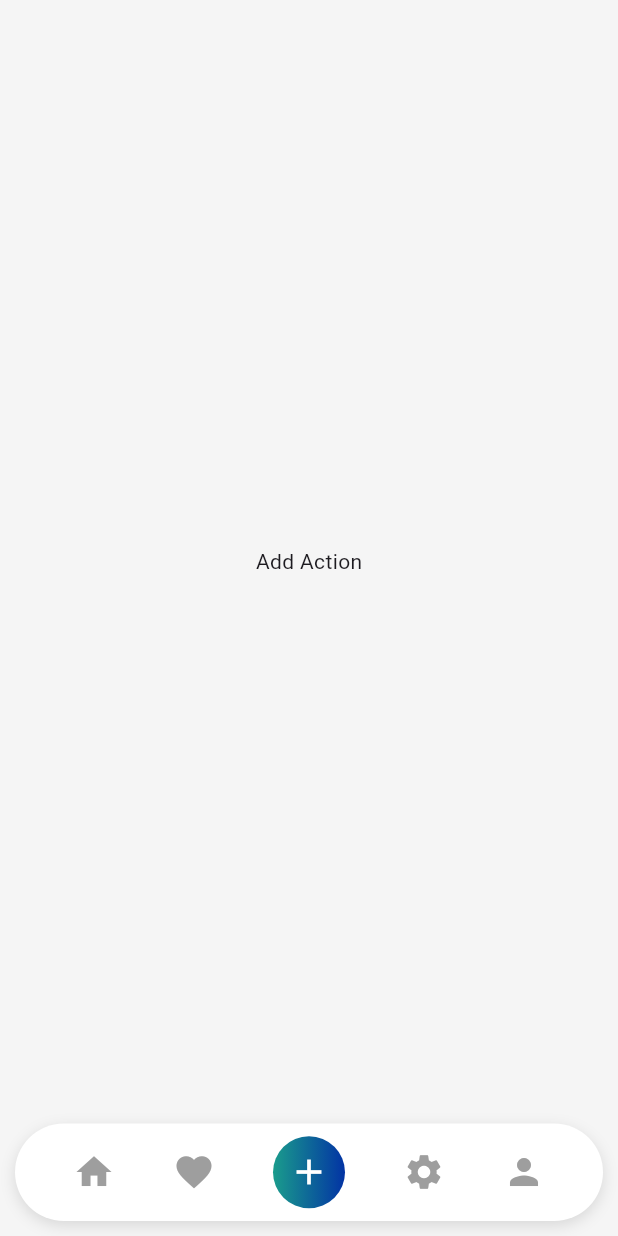
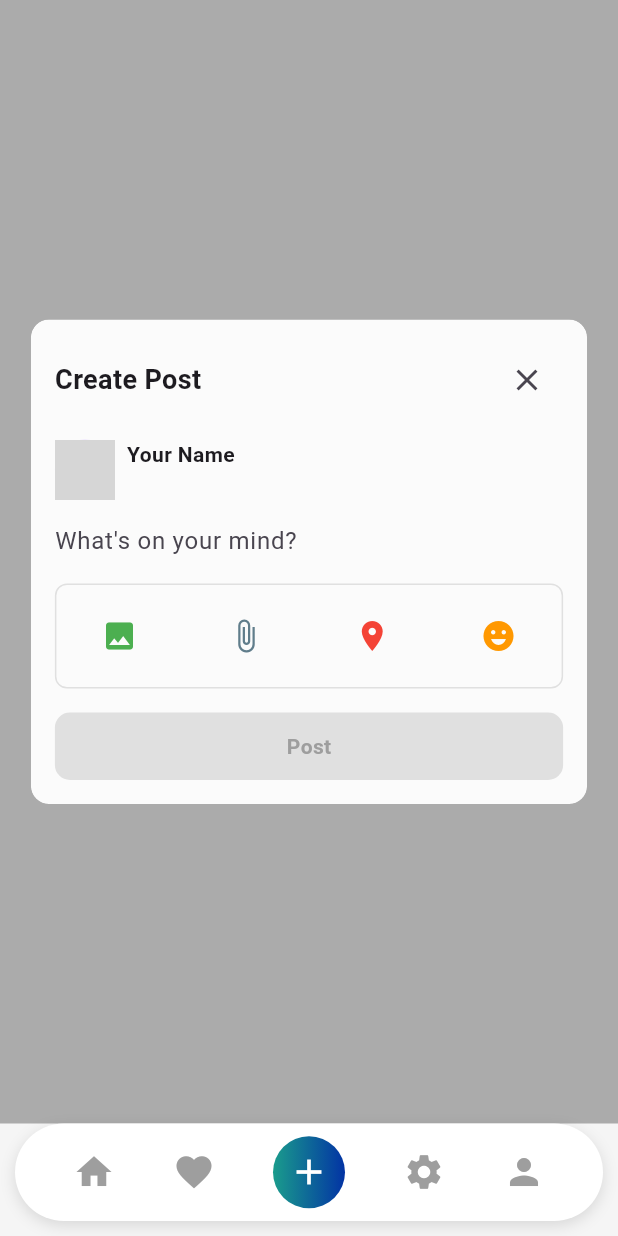
Before and after one commit to AbrarHaider110/Lokate, a Flutter app: the BottomBarNavigation screen opened directly, item 3 of the bottom bar chosen, on a phone screen of 412 x 824 dp. Run offline on Flutter 3.47's test engine with Material 3 defaults, Android fonts, the phone set to English and light mode, and no system bars; our stand-ins replace file_picker, geocoding, geolocator, image_picker, video_player; network calls fail; grey boxes are pictures that could not be loaded.

Commit message:
Create Post Screen Completed

```diff
--- a/lib/Screens/Bottom_bar_navigation.dart
+++ b/lib/Screens/Bottom_bar_navigation.dart
@@ -1,4 +1,5 @@
 import 'package:flutter/material.dart';
+import 'package:my_app/Screens/create_post_screen.dart';
 import 'package:my_app/Screens/profile.dart';
 
 class BottomBarNavigation extends StatefulWidget {
@@ -12,7 +13,7 @@ class _BottomBarNavigationState extends State<BottomBarNavigation> {
   final List<Widget> _screens = [
     Center(child: Text('Home Screen')),
     Center(child: Text('Favorites Screen')),
-    Center(child: Text('Add Action')),
+    CreatePostScreen(),
     Center(child: Text('Settings Screen')),
     ProfileScreen(),
   ];
--- /dev/null
+++ b/lib/Screens/create_Post_Screen.dart
@@ -0,0 +1,474 @@
+import 'dart:io';
+import 'dart:ui';
+import 'package:file_picker/file_picker.dart';
+import 'package:flutter/material.dart';
+import 'package:geolocator/geolocator.dart';
+import 'package:geocoding/geocoding.dart';
+import 'package:image_picker/image_picker.dart';
+import 'package:my_app/Screens/Bottom_bar_navigation.dart';
+import 'package:video_player/video_player.dart';
+
+class CreatePostScreen extends StatefulWidget {
+  const CreatePostScreen({super.key});
+
+  @override
+  State<CreatePostScreen> createState() => _CreatePostScreenState();
+}
+
+class _CreatePostScreenState extends State<CreatePostScreen> {
+  final TextEditingController _controller = TextEditingController();
+  bool isButtonEnabled = false;
+  String? currentLocation;
+  File? selectedImage;
+  File? selectedVideo;
+  File? selectedFile;
+  VideoPlayerController? _videoController;
+
+  @override
+  void initState() {
+    super.initState();
+    _controller.addListener(() {
+      setState(() {
+        isButtonEnabled = _controller.text.trim().isNotEmpty;
+      });
+    });
+  }
+
+  @override
+  void dispose() {
+    _controller.dispose();
+    _videoController?.dispose();
+    super.dispose();
+  }
+
+  Future<void> _getCurrentLocation() async {
+    bool serviceEnabled = await Geolocator.isLocationServiceEnabled();
+    if (!serviceEnabled) return;
+
+    LocationPermission permission = await Geolocator.checkPermission();
+    if (permission == LocationPermission.denied) {
+      permission = await Geolocator.requestPermission();
+      if (permission == LocationPermission.deniedForever) return;
+    }
+
+    Position position = await Geolocator.getCurrentPosition();
+
+    try {
+      List<Placemark> placemarks = await placemarkFromCoordinates(
+        position.latitude,
+        position.longitude,
+      );
+
+      if (placemarks.isNotEmpty) {
+        Placemark place = placemarks[0];
+        setState(() {
+          currentLocation = "${place.locality}, ${place.country}";
+        });
+      }
+    } catch (e) {
+      setState(() {
+        currentLocation = "Unknown";
+      });
+    }
+  }
+
+  void _openMediaOptions() {
+    showModalBottomSheet(
+      context: context,
+      builder:
+          (_) => Column(
+            mainAxisSize: MainAxisSize.min,
+            children: [
+              ListTile(
+                leading: const Icon(Icons.camera_alt),
+                title: const Text("Capture Photo"),
+                onTap: () async {
+                  final pickedFile = await ImagePicker().pickImage(
+                    source: ImageSource.camera,
+                  );
+                  if (pickedFile != null) {
+                    setState(() {
+                      selectedImage = File(pickedFile.path);
+                      selectedVideo = null;
+                      _videoController?.dispose();
+                      _videoController = null;
+                    });
+                  }
+                  Navigator.pop(context);
+                },
+              ),
+              ListTile(
+                leading: const Icon(Icons.videocam),
+                title: const Text("Record Video"),
+                onTap: () async {
+                  final pickedVideo = await ImagePicker().pickVideo(
+                    source: ImageSource.camera,
+                  );
+                  if (pickedVideo != null) {
+                    File videoFile = File(pickedVideo.path);
+                    _videoController?.dispose();
+                    _videoController = VideoPlayerController.file(videoFile)
+                      ..initialize().then((_) {
+                        setState(() {
+                          selectedVideo = videoFile;
+                          selectedImage = null;
+                        });
+                      });
+                  }
+                  Navigator.pop(context);
+                },
+              ),
+              ListTile(
+                leading: const Icon(Icons.photo_library),
+                title: const Text("Pick from Gallery"),
+                onTap: () async {
+                  final pickedFile = await ImagePicker().pickMedia();
+
+                  if (pickedFile != null) {
+                    String path = pickedFile.path;
+                    File picked = File(path);
+
+                    if (path.endsWith('.mp4') ||
+                        path.endsWith('.mov') ||
+                        path.endsWith('.avi')) {
+                      _videoController?.dispose();
+                      _videoController = VideoPlayerController.file(picked)
+                        ..initialize().then((_) {
+                          setState(() {
+                            selectedVideo = picked;
+                            selectedImage = null;
+                          });
+                        });
+                    } else {
+                      setState(() {
+                        selectedImage = picked;
+                        selectedVideo = null;
+                        _videoController?.dispose();
+                        _videoController = null;
+                      });
+                    }
+                  }
+
+                  Navigator.pop(context);
+                },
+              ),
+            ],
+          ),
+    );
+  }
+
+  void _uploadFile() async {
+    FilePickerResult? result = await FilePicker.platform.pickFiles(
+      type: FileType.custom,
+      allowedExtensions: ['pdf', 'ppt', 'doc', 'zip'],
+    );
+
+    if (result != null && result.files.single.path != null) {
+      setState(() {
+        selectedFile = File(result.files.single.path!);
+      });
+    }
+  }
+
+  void _openEmojiPicker() {
+    showDialog(
+      context: context,
+      builder:
+          (_) => AlertDialog(
+            content: Wrap(
+              spacing: 10,
+              runSpacing: 10,
+              children:
+                  [
+                    "😊",
+                    "😂",
+                    "😍",
+                    "😎",
+                    "😭",
+                    "🤔",
+                    "🙌",
+                    "🔥",
+                    "💯",
+                    "😡",
+                    "😴",
+                    "🎉",
+                    "😅",
+                    "😉",
+                    "😇",
+                    "🤩",
+                    "😜",
+                    "😒",
+                    "🤐",
+                    "🥳",
+                    "👀",
+                    "😤",
+                  ].map((emoji) {
+                    return GestureDetector(
+                      onTap: () {
+                        _controller.text += emoji;
+                        Navigator.pop(context);
+                      },
+                      child: Text(emoji, style: const TextStyle(fontSize: 26)),
+                    );
+                  }).toList(),
+            ),
+          ),
+    );
+  }
+
+  void _handlePost() {
+    if (isButtonEnabled) {
+      ScaffoldMessenger.of(
+        context,
+      ).showSnackBar(const SnackBar(content: Text("Post submitted")));
+      Navigator.pushReplacement(
+        context,
+        MaterialPageRoute(builder: (_) => BottomBarNavigation()),
+      );
+    }
+  }
+
+  @override
+  Widget build(BuildContext context) {
+    return Scaffold(
+      backgroundColor: Colors.black.withOpacity(0.3),
+      body: Center(
+        child: LayoutBuilder(
+          builder: (context, constraints) {
+            final isPortrait =
+                MediaQuery.of(context).orientation == Orientation.portrait;
+            return ClipRRect(
+              borderRadius: BorderRadius.circular(12),
+              child: BackdropFilter(
+                filter: ImageFilter.blur(sigmaX: 10, sigmaY: 10),
+                child: Container(
+                  width: isPortrait ? constraints.maxWidth * 0.9 : 600,
+                  padding: const EdgeInsets.all(16),
+                  decoration: BoxDecoration(
+                    color: Colors.white.withOpacity(0.95),
+                    borderRadius: BorderRadius.circular(12),
+                  ),
+                  child: SingleChildScrollView(
+                    child: Column(
+                      mainAxisSize: MainAxisSize.min,
+                      children: [
+                        Row(
+                          mainAxisAlignment: MainAxisAlignment.spaceBetween,
+                          children: [
+                            const Text(
+                              "Create Post",
+                              style: TextStyle(
+                                fontSize: 18,
+                                fontWeight: FontWeight.bold,
+                              ),
+                            ),
+                            IconButton(
+                              icon: const Icon(Icons.close),
+                              onPressed: () {
+                                Navigator.pushReplacement(
+                                  context,
+                                  MaterialPageRoute(
+                                    builder: (_) => BottomBarNavigation(),
+                                  ),
+                                );
+                              },
+                            ),
+                          ],
+                        ),
+                        const SizedBox(height: 16),
+                        Row(
+                          crossAxisAlignment: CrossAxisAlignment.start,
+                          children: [
+                            const CircleAvatar(
+                              backgroundImage: NetworkImage(
+                                "https://i.pravatar.cc/100?img=12",
+                              ),
+                            ),
+                            const SizedBox(width: 8),
+                            Column(
+                              crossAxisAlignment: CrossAxisAlignment.start,
+                              children: [
+                                const Text(
+                                  "Your Name",
+                                  style: TextStyle(fontWeight: FontWeight.bold),
+                                ),
+                                if (currentLocation != null)
+                                  GestureDetector(
+                                    onTap: _getCurrentLocation,
+                                    child: Container(
+                                      margin: const EdgeInsets.only(top: 4),
+                                      padding: const EdgeInsets.symmetric(
+                                        horizontal: 8,
+                                        vertical: 4,
+                                      ),
+                                      decoration: BoxDecoration(
+                                        color: Colors.grey.shade200,
+                                        borderRadius: BorderRadius.circular(20),
+                                      ),
+                                      child: Row(
+                                        mainAxisSize: MainAxisSize.min,
+                                        children: [
+                                          const Icon(
+                                            Icons.location_on,
+                                            size: 14,
+                                            color: Colors.red,
+                                          ),
+                                          const SizedBox(width: 4),
+                                          Text(
+                                            currentLocation!,
+                                            style: const TextStyle(
+                                              fontSize: 12,
+                                            ),
+                                          ),
+                                        ],
+                                      ),
+                                    ),
+                                  ),
+                              ],
+                            ),
+                          ],
+                        ),
+                        const SizedBox(height: 16),
+                        TextField(
+                          controller: _controller,
+                          maxLines: null,
+                          decoration: const InputDecoration.collapsed(
+                            hintText: "What's on your mind?",
+                          ),
+                        ),
+                        if (selectedImage != null) ...[
+                          const SizedBox(height: 16),
+                          ClipRRect(
+                            borderRadius: BorderRadius.circular(8),
+                            child: Image.file(selectedImage!),
+                          ),
+                        ],
+                        if (selectedVideo != null &&
+                            _videoController != null &&
+                            _videoController!.value.isInitialized) ...[
+                          const SizedBox(height: 16),
+                          AspectRatio(
+                            aspectRatio: _videoController!.value.aspectRatio,
+                            child: Stack(
+                              alignment: Alignment.center,
+                              children: [
+                                VideoPlayer(_videoController!),
+                                IconButton(
+                                  icon: Icon(
+                                    _videoController!.value.isPlaying
+                                        ? Icons.pause
+                                        : Icons.play_arrow,
+                                    color: Colors.white,
+                                    size: 40,
+                                  ),
+                                  onPressed: () {
+                                    setState(() {
+                                      _videoController!.value.isPlaying
+                                          ? _videoController!.pause()
+                                          : _videoController!.play();
+                                    });
+                                  },
+                                ),
+                              ],
+                            ),
+                          ),
+                          const SizedBox(height: 8),
+                          Text(
+                            "Video: ${selectedVideo!.path.split('/').last}",
+                            style: const TextStyle(fontSize: 14),
+                          ),
+                        ],
+                        if (selectedFile != null) ...[
+                          const SizedBox(height: 16),
+                          Text("File: ${selectedFile!.path.split('/').last}"),
+                        ],
+                        const SizedBox(height: 16),
+                        Container(
+                          padding: const EdgeInsets.symmetric(vertical: 10),
+                          decoration: BoxDecoration(
+                            border: Border.all(color: Colors.grey.shade300),
+                            borderRadius: BorderRadius.circular(8),
+                          ),
+                          child: Row(
+                            mainAxisAlignment: MainAxisAlignment.spaceAround,
+                            children: [
+                              IconButton(
+                                icon: const Icon(
+                                  Icons.image,
+                                  color: Colors.green,
+                                ),
+                                onPressed: _openMediaOptions,
+                              ),
+                              IconButton(
+                                icon: const Icon(
+                                  Icons.attach_file,
+                                  color: Colors.blueGrey,
+                                ),
+                                onPressed: _uploadFile,
+                              ),
+                              IconButton(
+                                icon: const Icon(
+                                  Icons.location_on,
+                                  color: Colors.red,
+                                ),
+                                onPressed: _getCurrentLocation,
+                              ),
+                              IconButton(
+                                icon: const Icon(
+                                  Icons.emoji_emotions,
+                                  color: Colors.orange,
+                                ),
+                                onPressed: _openEmojiPicker,
+                              ),
+                            ],
+                          ),
+                        ),
+                        const SizedBox(height: 16),
+                        SizedBox(
+                          width: double.infinity,
+                          height: 45,
+                          child: GestureDetector(
+                            onTap: isButtonEnabled ? _handlePost : null,
+                            child: Container(
+                              decoration: BoxDecoration(
+                                gradient:
+                                    isButtonEnabled
+                                        ? const LinearGradient(
+                                          colors: [
+                                            Color(0xFF1A9C8C),
+                                            Color.fromARGB(255, 2, 51, 164),
+                                          ],
+                                        )
+                                        : null,
+                                color:
+                                    isButtonEnabled
+                                        ? null
+                                        : Colors.grey.shade300,
+                                borderRadius: BorderRadius.circular(10),
+                              ),
+                              alignment: Alignment.center,
+                              child: Text(
+                                "Post",
+                                style: TextStyle(
+                                  color:
+                                      isButtonEnabled
+                                          ? Colors.white
+                                          : Colors.grey,
+                                  fontWeight: FontWeight.bold,
+                                ),
+                              ),
+                            ),
+                          ),
+                        ),
+                      ],
+                    ),
+                  ),
+                ),
+              ),
+            );
+          },
+        ),
+      ),
+    );
+  }
+}
```
Also changed, not shown: pubspec.yaml (+7 -0 lines), pubspec.lock, 6 other files.
